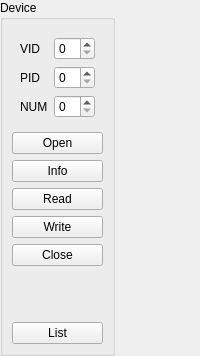
First picture: the form in Qt/mega_git_tests/Test_libUSB/src/test_libusb_mainbox/src/ui/test_libusb_mainbox.ui, repository RinatB2017/mega_GIT, before the edit.
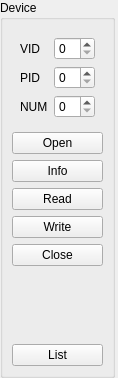
Second picture: the form after the edit. Icons and pictures are not drawn. Custom widgets are drawn as their Qt base class.

What changed in the file:
```diff
--- a/Qt/mega_git_tests/Test_libUSB/src/test_libusb_mainbox/src/ui/test_libusb_mainbox.ui
+++ b/Qt/mega_git_tests/Test_libUSB/src/test_libusb_mainbox/src/ui/test_libusb_mainbox.ui
@@ -2,6 +2,14 @@
 <ui version="4.0">
  <class>MainBox</class>
  <widget class="QWidget" name="MainBox">
+  <property name="geometry">
+   <rect>
+    <x>0</x>
+    <y>0</y>
+    <width>118</width>
+    <height>378</height>
+   </rect>
+  </property>
   <property name="sizePolicy">
    <sizepolicy hsizetype="Fixed" vsizetype="Preferred">
     <horstretch>0</horstretch>
```
Left out of the diff: 4 changed lines with no effect on the pictures.
